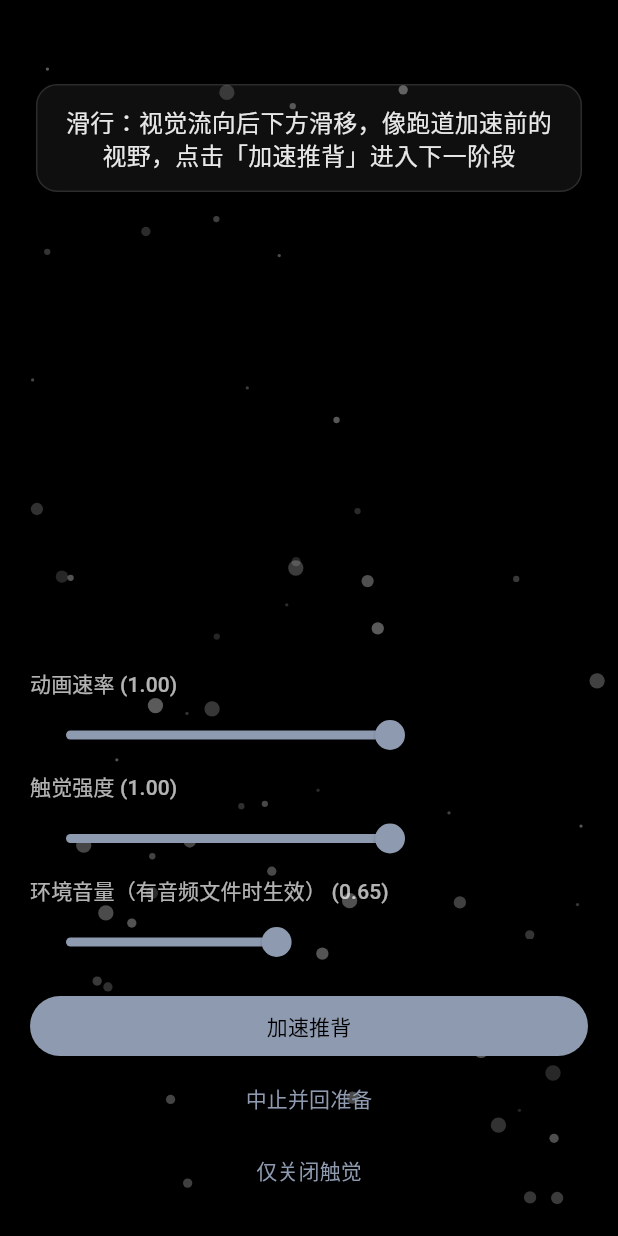
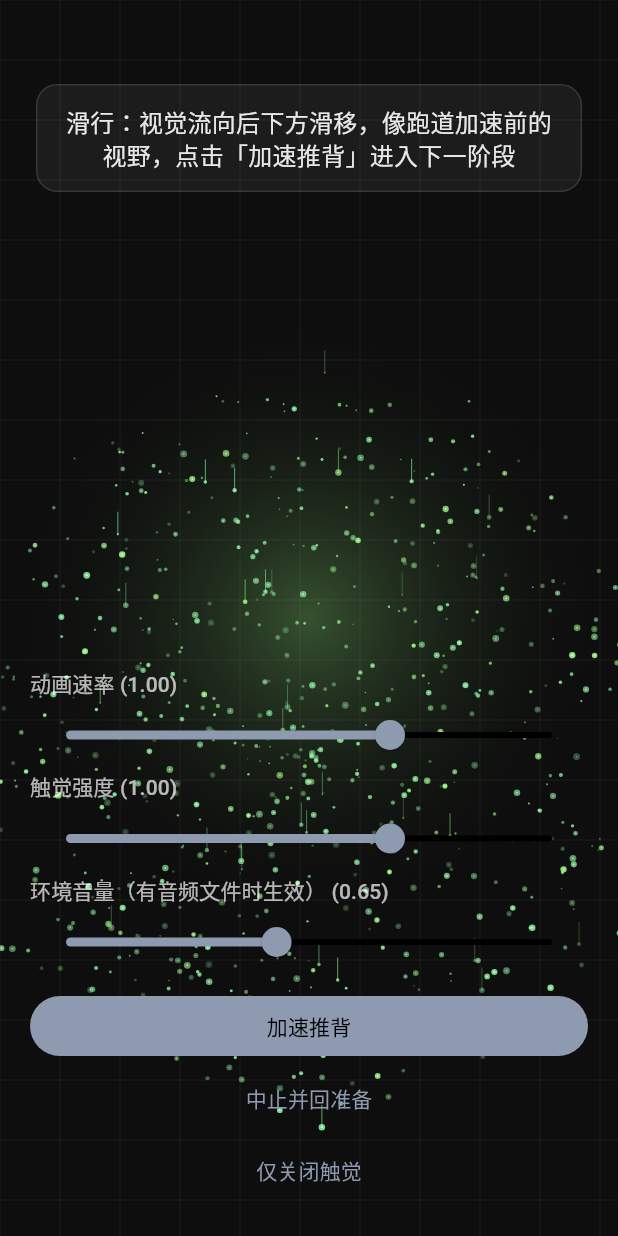
Before and after one commit to MagginZ/SyncFly, a Flutter app: the screen it shows after launch, after a tap on "开始起飞", on a phone screen of 412 x 824 dp. Run offline on Flutter 3.47's test engine with Material 3 defaults, Android fonts, the light colour scheme and no system bars; our stand-ins replace audioplayers, flutter_riverpod, freezed_annotation.

Commit message:
optimize: 优化呼吸粒子

```diff
--- a/lib/core/breath/breath_envelope.dart
+++ b/lib/core/breath/breath_envelope.dart
@@ -24,6 +24,43 @@ double _envelope478(double timeSec) {
   return (1 - (p - 11) / 8).clamp(0.0, 1.0);
 }
 
+/// 4-7-8 屏息段：角速度减半（与 HTML 演示一致）。
+bool breathIsHold478(double timeSec) {
+  const cycle = 19.0;
+  final p = timeSec % cycle;
+  return p >= 4 && p < 11;
+}
+
+/// 4-7-8 呼气段：粒子略暗。
+bool breathIsExhale478(double timeSec) {
+  const cycle = 19.0;
+  return timeSec % cycle >= 11;
+}
+
+/// Kinetic Monolith 径向呼吸缩放：约 [0.8, 1.4]，对齐 HTML `scale`。
+double breathRadialScaleMonolith(double timeSec, FlightVisualTuning tuning) {
+  final e = breathEnvelope01(timeSec, tuning);
+  return 0.8 + 0.6 * e;
+}
+
+/// 环境光晕不透明度（4-7-8 分段；正弦模式随包络变化）。
+double breathAmbientOpacityMonolith(
+  double timeSec,
+  FlightVisualTuning tuning,
+) {
+  switch (tuning.breathPattern) {
+    case BreathPatternKind.smoothSine:
+      final e = breathEnvelope01(timeSec, tuning);
+      return 0.55 + 0.45 * e;
+    case BreathPatternKind.fourSevenEight:
+      const cycle = 19.0;
+      final p = timeSec % cycle;
+      if (p < 4) return 0.8 + 0.2 * (p / 4);
+      if (p < 11) return 1.0;
+      return (1.0 - 0.6 * ((p - 11) / 8)).clamp(0.0, 1.0);
+  }
+}
+
 /// 粒子半径缩放：吸气扩张、呼气收缩。
 double breathParticleScale(double timeSec, FlightVisualTuning tuning) {
   final e = breathEnvelope01(timeSec, tuning);
--- /dev/null
+++ b/lib/presentation/painters/kinetic_monolith_painter.dart
@@ -0,0 +1,132 @@
+import 'dart:math' as math;
+
+import 'package:flutter/material.dart';
+
+import '../../core/breath/breath_envelope.dart';
+import '../../domain/flight/breath_pattern_kind.dart';
+import '../../domain/flight/flight_visual_tuning.dart';
+
+/// 与 HTML 演示一致的中心径向粒子（状态由外层每帧更新）。
+class MonolithParticle {
+  MonolithParticle({
+    required this.angle,
+    required this.distance,
+    required this.speed,
+    required this.radius,
+    required this.opacity,
+    required this.isStreak,
+    required this.colorMint,
+    required this.x,
+    required this.y,
+  });
+
+  double angle;
+  double distance;
+  double speed;
+  double radius;
+  final double opacity;
+  final bool isStreak;
+  final bool colorMint;
+  double x;
+  double y;
+}
+
+/// KINETIC_MONOLITH 风格：深色底、淡网格、径向光晕、中心粒子与起飞拖尾。
+class KineticMonolithPainter extends CustomPainter {
+  KineticMonolithPainter({
+    required this.particles,
+    required this.timeSec,
+    required this.tuning,
+    required this.flightVelocity,
+  });
+
+  final List<MonolithParticle> particles;
+  final double timeSec;
+  final FlightVisualTuning tuning;
+  final double flightVelocity;
+
+  static const Color _primary = Color(0xFF9FFF88);
+  static const Color _secondary = Color(0xFF8FF9A4);
+
+  @override
+  void paint(Canvas canvas, Size size) {
+    final bg = Paint()..color = const Color(0xFF0E0E0E);
+    canvas.drawRect(Offset.zero & size, bg);
+
+    _drawGrid(canvas, size);
+
+    final cx = size.width / 2;
+    final cy = size.height / 2;
+    final breathScale = breathRadialScaleMonolith(timeSec, tuning);
+    final glowOpacity = breathAmbientOpacityMonolith(timeSec, tuning);
+    final glowR = math.min(size.width, size.height) * 0.5;
+
+    final glowPaint = Paint()
+      ..shader = RadialGradient(
+        colors: [
+          _primary.withValues(alpha: 0.28 * glowOpacity),
+          Colors.transparent,
+        ],
+        stops: const [0.0, 0.72],
+      ).createShader(Rect.fromCircle(center: Offset(cx, cy), radius: glowR));
+
+    canvas.save();
+    canvas.translate(cx, cy);
+    canvas.scale(breathScale);
+    canvas.translate(-cx, -cy);
+    canvas.drawCircle(Offset(cx, cy), glowR * 0.95, glowPaint);
+    canvas.restore();
+
+    final exhaleDim = tuning.breathPattern == BreathPatternKind.fourSevenEight &&
+            breathIsExhale478(timeSec)
+        ? 0.6
+        : 1.0;
+
+    for (final p in particles) {
+      final color = p.colorMint ? _primary : _secondary;
+      final alpha = (p.opacity * exhaleDim).clamp(0.0, 1.0);
+
+      if (flightVelocity > 0.5 && p.isStreak) {
+        final streakPaint = Paint()
+          ..color = color.withValues(alpha: alpha)
+          ..strokeWidth = 0.5
+          ..style = PaintingStyle.stroke;
+        final len = 15 * flightVelocity;
+        canvas.drawLine(
+          Offset(p.x, p.y),
+          Offset(p.x, p.y - len),
+          streakPaint,
+        );
+      }
+
+      final rScale = flightVelocity > 0.2 ? 1.2 : 1.0;
+      final solid = Paint()..color = color.withValues(alpha: alpha);
+      canvas.drawCircle(Offset(p.x, p.y), p.radius * rScale, solid);
+
+      if (p.radius > 1.2) {
+        final hi = Paint()..color = Colors.white.withValues(alpha: alpha * 0.85);
+        canvas.drawCircle(Offset(p.x, p.y), p.radius * rScale * 0.3, hi);
+      }
+    }
+  }
+
+  void _drawGrid(Canvas canvas, Size size) {
+    const step = 40.0;
+    final line = Paint()
+      ..color = Colors.white.withValues(alpha: 0.04)
+      ..strokeWidth = 1;
+    for (var x = 0.0; x <= size.width; x += step) {
+      canvas.drawLine(Offset(x, 0), Offset(x, size.height), line);
+    }
+    for (var y = 0.0; y <= size.height; y += step) {
+      canvas.drawLine(Offset(0, y), Offset(size.width, y), line);
+    }
+  }
+
+  @override
+  bool shouldRepaint(covariant KineticMonolithPainter oldDelegate) {
+    return oldDelegate.timeSec != timeSec ||
+        oldDelegate.flightVelocity != flightVelocity ||
+        oldDelegate.tuning != tuning;
+  }
+}
--- a/lib/presentation/painters/vestibular_flow_painter.dart
+++ /dev/null
@@ -1,61 +0,0 @@
-import 'dart:math' as math;
-
-import 'package:flutter/material.dart';
-
-import '../../core/breath/breath_envelope.dart';
-import '../../domain/flight/flight_visual_tuning.dart';
-
-class VestibularFlowPainter extends CustomPainter {
-  VestibularFlowPainter({
-    required this.time,
-    required this.tuning,
-  });
-
-  final double time;
-  final FlightVisualTuning tuning;
-
-  static const int _particleCount = 56;
-
-  @override
-  void paint(Canvas canvas, Size size) {
-    final scale = breathParticleScale(time, tuning);
-    final opacityBreath = breathOpacityFactor(time, tuning);
-
-    final rnd = math.Random(42);
-    final basePaint = Paint()..style = PaintingStyle.fill;
-
-    for (var i = 0; i < _particleCount; i++) {
-      final u = rnd.nextDouble();
-      final v = rnd.nextDouble();
-      var x = u * size.width;
-      var y = v * size.height;
-
-      final wobble = tuning.particleJitter * math.sin(time * 2.2 + i);
-      x += wobble * 6;
-      y += wobble * 4;
-
-      final driftX = tuning.flowDirectionX * tuning.flowSpeed * time * 42;
-      final driftY = tuning.flowDirectionY * tuning.flowSpeed * time * 42;
-      x = _wrap(x + driftX, size.width);
-      y = _wrap(y + driftY, size.height);
-
-      final opacity = (0.14 + 0.22 * (i / _particleCount)) * opacityBreath;
-      basePaint.color =
-          Colors.white.withValues(alpha: opacity.clamp(0.04, 0.88));
-      final r = (1.1 + (i % 5)) * scale;
-      canvas.drawCircle(Offset(x, y), r, basePaint);
-    }
-  }
-
-  double _wrap(double v, double max) {
-    if (max <= 0) return v;
-    var x = v % max;
-    if (x < 0) x += max;
-    return x;
-  }
-
-  @override
-  bool shouldRepaint(covariant VestibularFlowPainter oldDelegate) {
-    return oldDelegate.time != time || oldDelegate.tuning != tuning;
-  }
-}
--- a/lib/presentation/widgets/particle_flow_field.dart
+++ b/lib/presentation/widgets/particle_flow_field.dart
@@ -1,12 +1,17 @@
+import 'dart:math' as math;
+
 import 'package:flutter/material.dart';
 import 'package:flutter/scheduler.dart';
 import 'package:flutter_riverpod/flutter_riverpod.dart';
 
 import '../../application/flight_session_controller.dart';
+import '../../core/breath/breath_envelope.dart';
+import '../../domain/flight/breath_pattern_kind.dart';
 import '../../services/haptics/haptic_scheduler.dart';
 import '../../services/haptics/platform/haptic_platform.dart';
-import '../painters/vestibular_flow_painter.dart';
+import '../painters/kinetic_monolith_painter.dart';
 
+/// 全屏「Kinetic Monolith」式粒子场：中心径向、4-7-8 呼吸扩张、阶段驱动的垂直漂移与起飞拖尾。
 class ParticleFlowField extends ConsumerStatefulWidget {
   const ParticleFlowField({super.key});
 
@@ -18,6 +23,12 @@ class _ParticleFlowFieldState extends ConsumerState<ParticleFlowField>
     with SingleTickerProviderStateMixin {
   late final Ticker _ticker;
   double _flowTimeSec = 0;
+  Duration? _lastElapsed;
+
+  final List<MonolithParticle> _particles = [];
+  Size? _canvasSize;
+  double _flightVelocity = 0;
+
   late final HapticScheduler _haptics;
 
   @override
@@ -28,10 +39,90 @@ class _ParticleFlowFieldState extends ConsumerState<ParticleFlowField>
   }
 
   void _onTick(Duration elapsed) {
-    final dt = elapsed.inMicroseconds / Duration.microsecondsPerSecond;
-    if (dt <= 0) return;
+    final dt = _lastElapsed == null
+        ? 0.016
+        : (elapsed - _lastElapsed!).inMicroseconds /
+            Duration.microsecondsPerSecond;
+    _lastElapsed = elapsed;
+    if (dt <= 0 || dt > 0.5) return;
+
     _flowTimeSec += dt;
+
+    final rb = context.findRenderObject() as RenderBox?;
+    if (rb != null && rb.hasSize) {
+      _stepPhysics(rb.size, dt);
+    }
     if (mounted) setState(() {});
+  }
+
+  void _initParticles(Size size) {
+    final rnd = math.Random(42);
+    final n = (size.shortestSide * 1.8).round().clamp(400, 1600);
+    final maxR = math.min(size.width, size.height) * 0.42;
+    final cx = size.width / 2;
+    final cy = size.height / 2;
+    _particles
+      ..clear()
+      ..addAll(
+        List.generate(n, (_) {
+          final angle = rnd.nextDouble() * math.pi * 2;
+          final distance = math.pow(rnd.nextDouble(), 0.6).toDouble() * maxR;
+          final x = cx + math.cos(angle) * distance;
+          final y = cy + math.sin(angle) * distance;
+          return MonolithParticle(
+            angle: angle,
+            distance: distance,
+            speed: 0.001 + rnd.nextDouble() * 0.003,
+            radius: 0.4 + rnd.nextDouble() * 1.5,
+            opacity: 0.2 + rnd.nextDouble() * 0.7,
+            isStreak: rnd.nextDouble() < 0.05,
+            colorMint: rnd.nextDouble() > 0.7,
+            x: x,
+            y: y,
+          );
+        }),
+      );
+  }
+
+  void _stepPhysics(Size size, double dt) {
+    final session = ref.read(flightSessionProvider);
+    final settings = ref.read(sessionSettingsProvider);
+    final tuning = session.tuning;
+    final rate = settings.animationRate.clamp(0.3, 1.5);
+
+    if (_particles.isEmpty || _canvasSize != size) {
+      _canvasSize = size;
+      _initParticles(size);
+    }
+
+    final takeoffLike = session.phase.maybeMap(
+      taxiing: (_) => true,
+      takeoffAcceleration: (_) => true,
+      liftoffClimb: (_) => true,
+      orElse: () => false,
+    );
+    final targetVel = takeoffLike ? 1.0 : -0.2;
+    _flightVelocity += (targetVel - _flightVelocity) * (1 - math.exp(-dt * 10));
+
+    final hold = tuning.breathPattern == BreathPatternKind.fourSevenEight &&
+        breathIsHold478(_flowTimeSec);
+
+    final cx = size.width / 2;
+    final cy = size.height / 2;
+    final breathScale = breathRadialScaleMonolith(_flowTimeSec, tuning);
+    final angleMul = (hold ? 0.5 : 1.0) * rate * 60.0 * dt;
+    final follow = 1 - math.exp(-dt * 3.1);
+
+    for (final p in _particles) {
+      p.angle += p.speed * angleMul;
+      final expansion = breathScale * p.distance;
+      final verticalDrift = _flightVelocity * (2 + p.radius * 2);
+      final targetX = cx + math.cos(p.angle) * expansion;
+      final targetY =
+          cy + math.sin(p.angle) * expansion + verticalDrift * 20;
+      p.x += (targetX - p.x) * follow;
+      p.y += (targetY - p.y) * follow;
+    }
   }
 
   @override
@@ -65,9 +156,11 @@ class _ParticleFlowFieldState extends ConsumerState<ParticleFlowField>
 
     return RepaintBoundary(
       child: CustomPaint(
-        painter: VestibularFlowPainter(
-          time: _flowTimeSec,
+        painter: KineticMonolithPainter(
+          particles: _particles,
+          timeSec: _flowTimeSec,
           tuning: session.tuning,
+          flightVelocity: _flightVelocity,
         ),
         child: const SizedBox.expand(),
       ),
```
Also changed, not shown: pubspec.lock.
